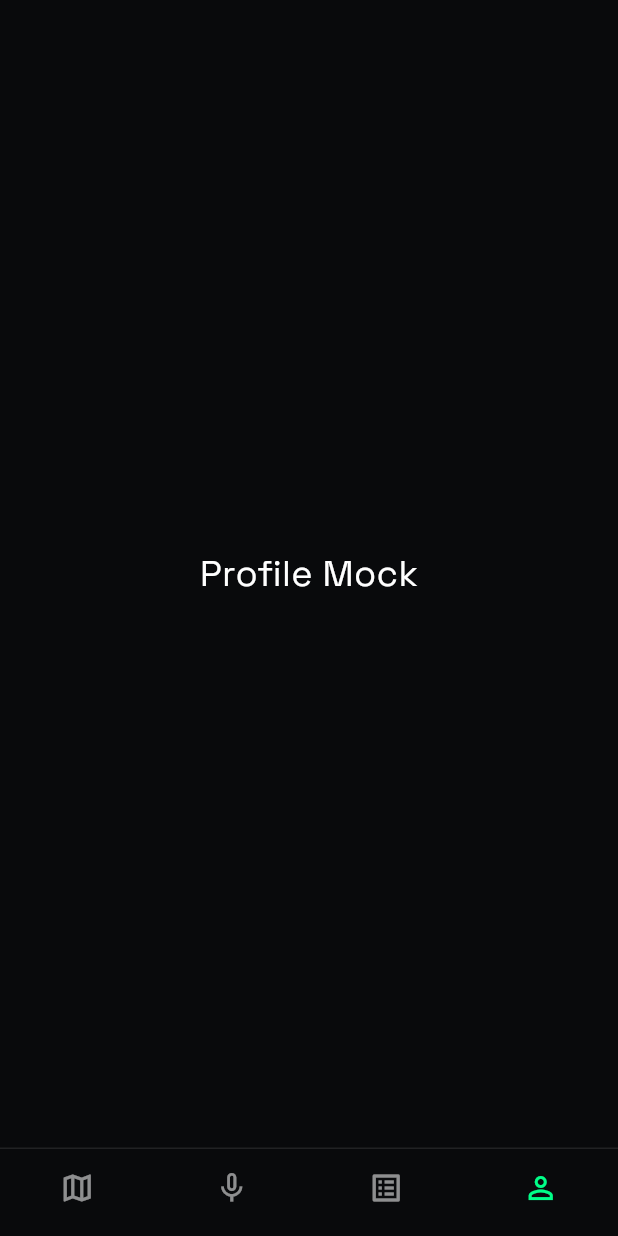
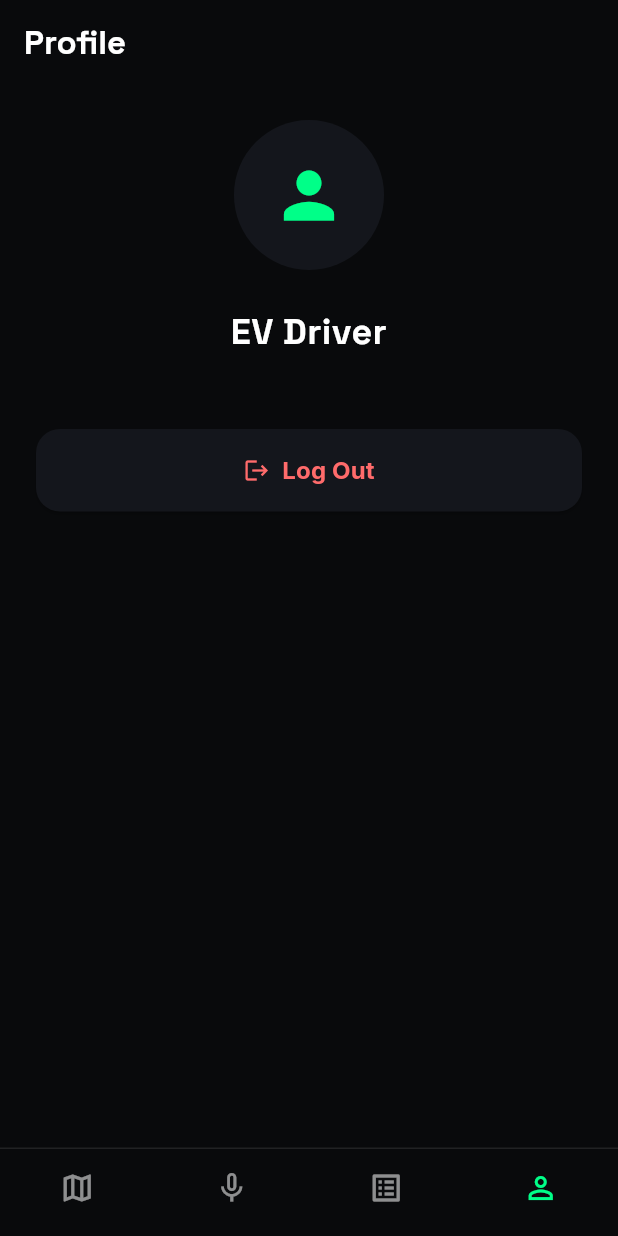
Before and after one commit to fuzzu05/evchargerloc, a Flutter app: the MainScreen screen opened directly, item 4 of the bottom bar chosen, on a phone screen of 412 x 824 dp. Run offline on Flutter 3.47's test engine with Material 3 defaults, Android fonts, the light colour scheme and no system bars; our stand-ins replace flutter_tts, geolocator, google_fonts, google_maps_flutter, permission_handler, shared_preferences and 1 more; missing offline and left inert: flutter_polyline_points, mobile_scanner; accounts and stored records are empty.

Commit message:
fix(auth): revert to live auth and add profile logout screen

```diff
--- a/mobile/lib/main.dart
+++ b/mobile/lib/main.dart
@@ -21,6 +21,7 @@ import 'package:mobile/screens/bookings_screen.dart';
 import 'package:mobile/screens/voice_assistant_overlay.dart';
 import 'package:mobile/screens/route_results_screen.dart';
 import 'package:mobile/screens/slot_booking_screen.dart';
+import 'package:mobile/screens/profile_screen.dart';
 
 void main() {
   runApp(const SmartEVApp());
@@ -1090,16 +1091,7 @@ class _MainScreenState extends State<MainScreen> {
   late final List<Widget> _screens = [
     MapScreen(key: _mapKey),
     const BookingsScreen(),
-    // Mock Profile Screen
-    Scaffold(
-      backgroundColor: const Color(0xFF090A0C),
-      body: Center(
-        child: Text(
-          'Profile Mock',
-          style: GoogleFonts.spaceGrotesk(color: Colors.white, fontSize: 24),
-        ),
-      ),
-    ),
+    const ProfileScreen(),
   ];
 
   void _onItemTapped(int index) {
--- /dev/null
+++ b/mobile/lib/screens/profile_screen.dart
@@ -0,0 +1,85 @@
+import 'package:flutter/material.dart';
+import 'package:google_fonts/google_fonts.dart';
+import 'package:mobile/services/auth_service.dart';
+import 'package:mobile/screens/login_screen.dart';
+
+class ProfileScreen extends StatelessWidget {
+  const ProfileScreen({super.key});
+
+  void _logout(BuildContext context) async {
+    await AuthService.logout();
+    if (context.mounted) {
+      Navigator.pushAndRemoveUntil(
+        context,
+        MaterialPageRoute(builder: (_) => const LoginScreen()),
+        (route) => false,
+      );
+    }
+  }
+
+  @override
+  Widget build(BuildContext context) {
+    return Scaffold(
+      backgroundColor: const Color(0xFF090A0C),
+      appBar: AppBar(
+        backgroundColor: Colors.transparent,
+        elevation: 0,
+        title: Text(
+          'Profile',
+          style: GoogleFonts.spaceGrotesk(
+            color: Colors.white,
+            fontWeight: FontWeight.bold,
+          ),
+        ),
+        centerTitle: false,
+      ),
+      body: Padding(
+        padding: const EdgeInsets.all(24.0),
+        child: Column(
+          crossAxisAlignment: CrossAxisAlignment.stretch,
+          children: [
+            const CircleAvatar(
+              radius: 50,
+              backgroundColor: Color(0xFF14161C),
+              child: Icon(
+                Icons.person,
+                size: 50,
+                color: Color(0xFF00FF88),
+              ),
+            ),
+            const SizedBox(height: 24),
+            Text(
+              'EV Driver',
+              textAlign: TextAlign.center,
+              style: GoogleFonts.spaceGrotesk(
+                fontSize: 24,
+                color: Colors.white,
+                fontWeight: FontWeight.bold,
+              ),
+            ),
+            const SizedBox(height: 48),
+            ElevatedButton.icon(
+              style: ElevatedButton.styleFrom(
+                backgroundColor: const Color(0xFF14161C),
+                foregroundColor: const Color(0xFFFF6B6B),
+                padding: const EdgeInsets.symmetric(vertical: 16),
+                shape: RoundedRectangleBorder(
+                  borderRadius: BorderRadius.circular(16),
+                ),
+              ),
+              onPressed: () => _logout(context),
+              icon: const Icon(Icons.logout),
+              label: Text(
+                'Log Out',
+                style: GoogleFonts.inter(
+                  fontWeight: FontWeight.bold,
+                  fontSize: 16,
+                ),
+              ),
+            ),
+          ],
+        ),
+      ),
+    );
+  }
+}
```
Also changed, not shown: mobile/lib/services/auth_service.dart (+31 -7 lines).
